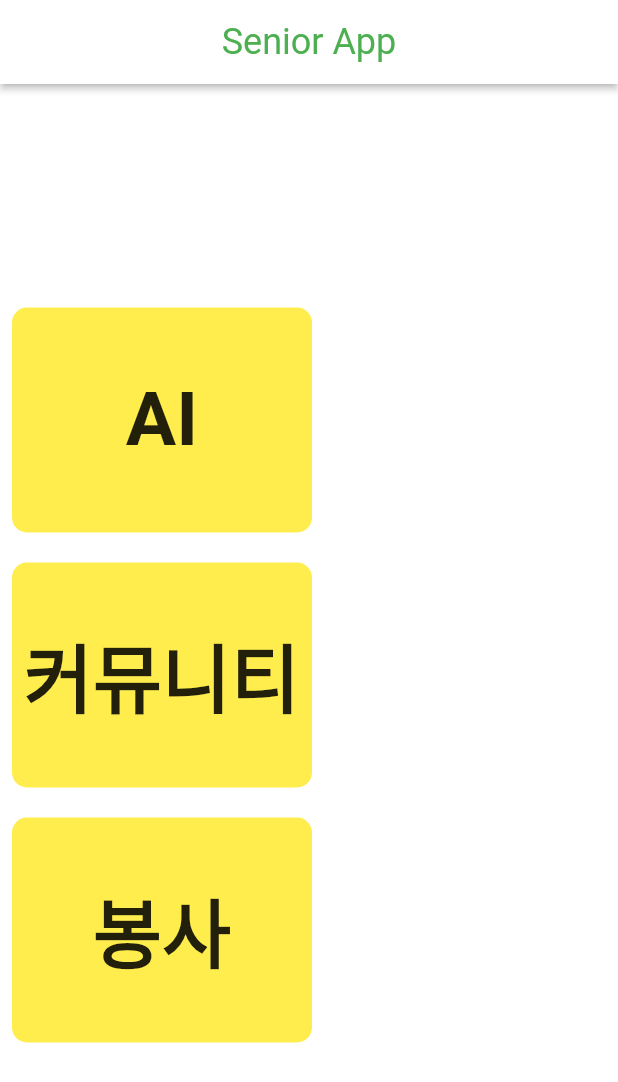
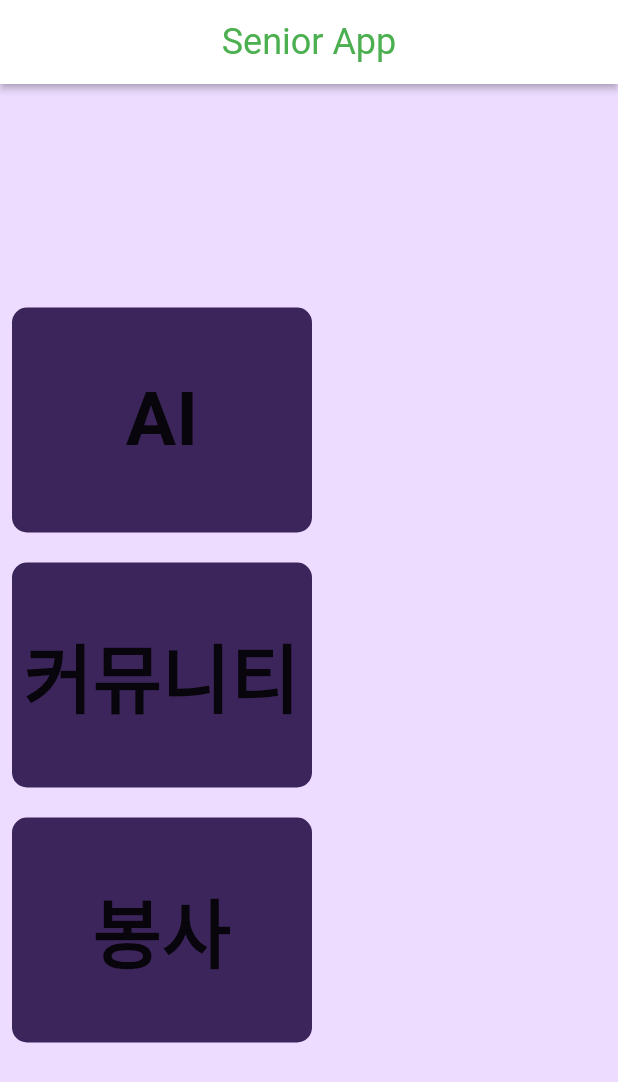
Before and after one commit to AjouSenior/AjouSenior_Front, a Flutter app: the screen it shows after launch, on a phone screen of 412 x 824 dp. Shown: the top 1082 px of the screen. Run offline on Flutter 3.47's test engine with Material 2 defaults, Android fonts, the phone set to English and light mode, and no system bars; our stand-ins replace google_fonts.

Commit message:
add color,font scheme

```diff
--- a/ajousenior/lib/main.dart
+++ b/ajousenior/lib/main.dart
@@ -1,9 +1,12 @@
 import 'package:ajousenior/screen/home_screen.dart';
 import 'package:flutter/material.dart';
+import 'package:google_fonts/google_fonts.dart';
 
 void main() {
   runApp(const MyApp());
 }
+
+const seedColor = Color.fromARGB(255, 132, 39, 238);
 
 class MyApp extends StatelessWidget {
   const MyApp({super.key});
@@ -11,8 +14,14 @@ class MyApp extends StatelessWidget {
   // This widget is the root of your application.
   @override
   Widget build(BuildContext context) {
-    return const MaterialApp(
-      home: HomeScreen(),
+    return MaterialApp(
+      theme: ThemeData(
+          colorScheme: ColorScheme.fromSeed(
+              seedColor: seedColor, brightness: Brightness.dark),
+          textTheme: GoogleFonts.notoSansNKoTextTheme(
+            Theme.of(context).textTheme,
+          )),
+      home: const HomeScreen(),
     );
   }
 }
--- a/ajousenior/lib/screen/home_screen.dart
+++ b/ajousenior/lib/screen/home_screen.dart
@@ -20,7 +20,7 @@ class HomeScreen extends StatelessWidget {
           ),
         ),
       ),
-        backgroundColor: Colors.white,
+      backgroundColor: Theme.of(context).colorScheme.onPrimaryContainer,
       body: const Padding(
         padding: EdgeInsets.all(8.0),
         child: Row(
@@ -47,6 +47,7 @@ class HomeScreen extends StatelessWidget {
             )
           ],
         ),
-        ));
+      ),
+    );
   }
 }
--- a/ajousenior/lib/widgets/ai_widget.dart
+++ b/ajousenior/lib/widgets/ai_widget.dart
@@ -18,8 +18,9 @@ class Ai extends StatelessWidget {
       child: Container(
         alignment: Alignment.center,
         decoration: BoxDecoration(
-            borderRadius: BorderRadius.circular(10),
-            color: Colors.yellow.withOpacity(0.9)),
+          borderRadius: BorderRadius.circular(10),
+          color: Theme.of(context).colorScheme.onPrimary,
+        ),
         height: 150,
         width: 200,
         child: const Text(
--- a/ajousenior/lib/widgets/community_widget.dart
+++ b/ajousenior/lib/widgets/community_widget.dart
@@ -18,8 +18,9 @@ class Community extends StatelessWidget {
       child: Container(
         alignment: Alignment.center,
         decoration: BoxDecoration(
-            borderRadius: BorderRadius.circular(10),
-            color: Colors.yellow.withOpacity(0.9)),
+          borderRadius: BorderRadius.circular(10),
+          color: Theme.of(context).colorScheme.onPrimary,
+        ),
         height: 150,
         width: 200,
         child: const Text(
--- a/ajousenior/lib/widgets/volunteer_widget.dart
+++ b/ajousenior/lib/widgets/volunteer_widget.dart
@@ -18,8 +18,9 @@ class Volunteer extends StatelessWidget {
       child: Container(
         alignment: Alignment.center,
         decoration: BoxDecoration(
-            borderRadius: BorderRadius.circular(10),
-            color: Colors.yellow.withOpacity(0.9)),
+          borderRadius: BorderRadius.circular(10),
+          color: Theme.of(context).colorScheme.onPrimary,
+        ),
         height: 150,
         width: 200,
         child: const Text(
--- a/ajousenior/pubspec.yaml
+++ b/ajousenior/pubspec.yaml
@@ -35,6 +35,7 @@ dependencies:
   # The following adds the Cupertino Icons font to your application.
   # Use with the CupertinoIcons class for iOS style icons.
   cupertino_icons: ^1.0.2
+  google_fonts: ^4.0.3
 
 dev_dependencies:
   flutter_test:
```
Also changed, not shown: ajousenior/pubspec.lock, 1 other file. Lines whose indentation alone changed are shown as unchanged.
